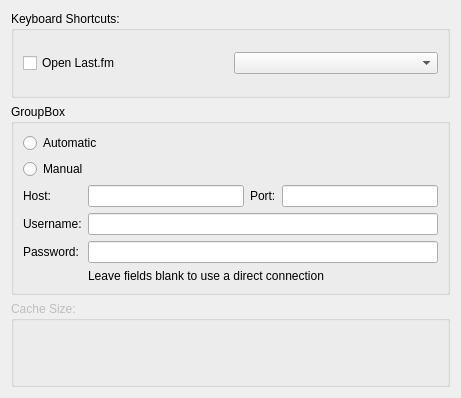
Before: the Qt Designer form app/client/Settings/AdvancedSettingsWidget.ui in mutecypher/lastfm-desktop, drawn with Qt 5.
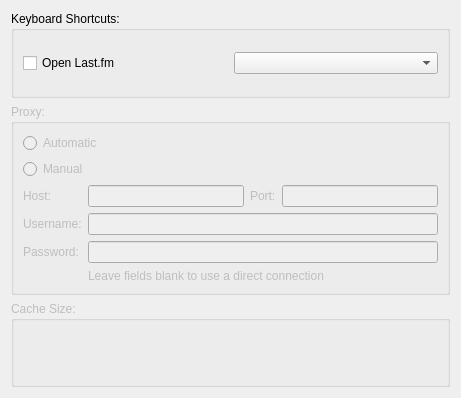
After: the same form once the commit is applied. Custom widgets are drawn as their Qt base class.

```diff
--- a/app/client/Settings/AdvancedSettingsWidget.ui
+++ b/app/client/Settings/AdvancedSettingsWidget.ui
@@ -34,9 +34,12 @@
     </widget>
    </item>
    <item>
-    <widget class="QGroupBox" name="groupBox">
+    <widget class="QGroupBox" name="proxy">
+     <property name="enabled">
+      <bool>false</bool>
+     </property>
      <property name="title">
-      <string>GroupBox</string>
+      <string>Proxy:</string>
      </property>
      <layout class="QVBoxLayout" name="verticalLayout_2">
       <item>
```
